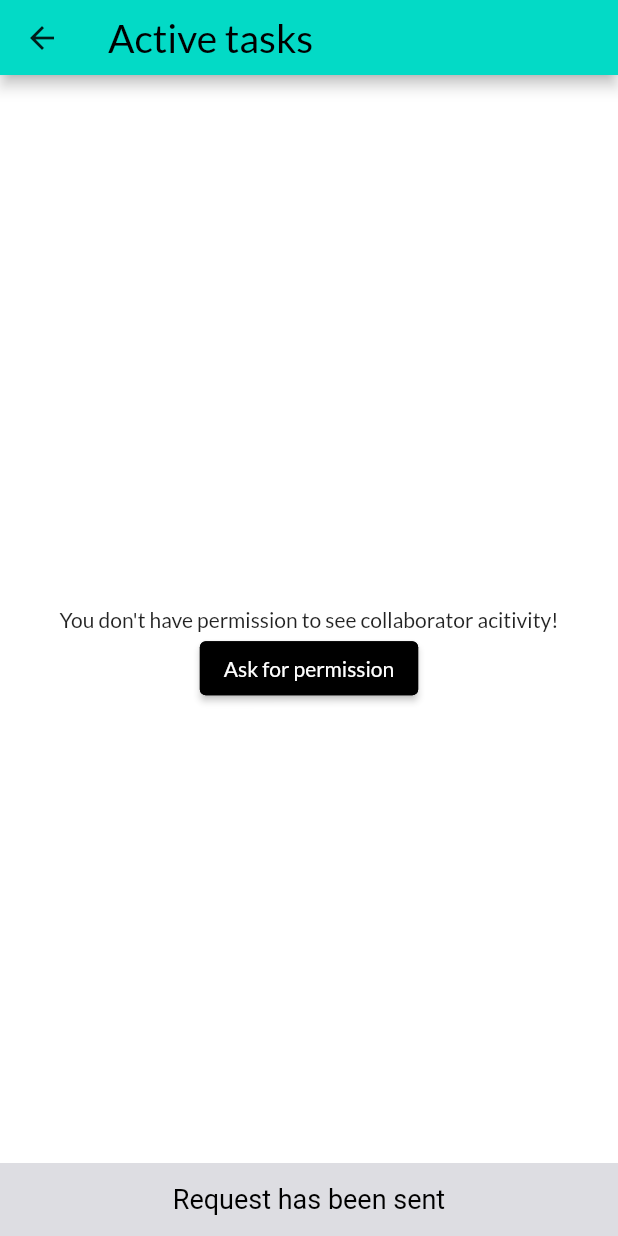
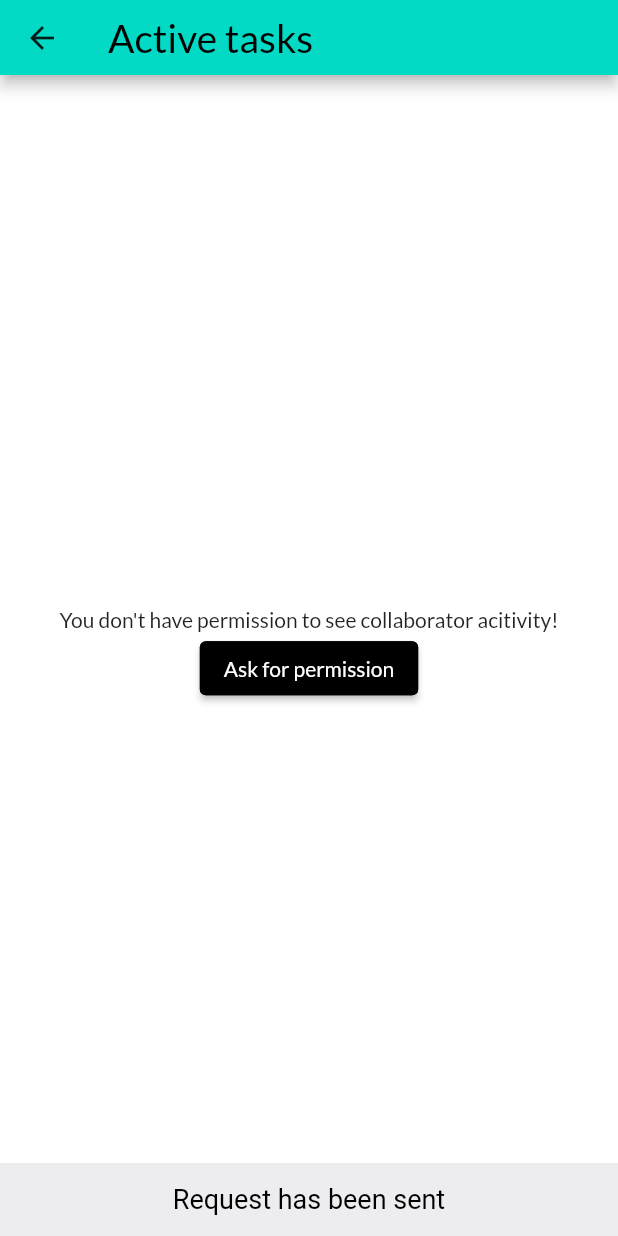
Before and after one commit to BartoszRudnik/ProductiveAppFrontend, a Flutter app: the ActiveTasks screen opened directly with empty values, after a tap on "Ask for permission", on a phone screen of 412 x 824 dp. Run offline on Flutter 3.47's test engine with Material 2 defaults, Android fonts, the phone set to English and light mode, and no system bars; our stand-ins replace badges, file_picker, flutter_local_notifications, font_awesome_flutter, geocoding, google_maps_flutter and 8 more; missing offline and left inert: flutter_background_geolocation, flutter_pdfview, global_configuration; accounts and stored records are empty.

Commit message:
fixes #23

```diff
--- a/lib/config/color_themes.dart
+++ b/lib/config/color_themes.dart
@@ -24,6 +24,13 @@ class ColorThemes {
     ),
     buttonBarTheme: ButtonBarThemeData(
       alignment: MainAxisAlignment.spaceEvenly,
+    ),
+    snackBarTheme: SnackBarThemeData(
+      backgroundColor: Color.fromRGBO(237, 237, 240, 1),
+      contentTextStyle: TextStyle(
+        color: Colors.black,
+        fontSize: 18,
+      ),
     ),
     colorScheme: ColorScheme.light(),
     fontFamily: 'Lato',
@@ -52,6 +59,13 @@ class ColorThemes {
     ),
     buttonBarTheme: ButtonBarThemeData(
       alignment: MainAxisAlignment.spaceEvenly,
+    ),
+    snackBarTheme: SnackBarThemeData(
+      backgroundColor: Colors.grey[900],
+      contentTextStyle: TextStyle(
+        color: Colors.white,
+        fontSize: 18,
+      ),
     ),
     colorScheme: ColorScheme.dark(),
     fontFamily: 'Lato',
--- a/lib/widget/button/ask_for_activity_permission.dart
+++ b/lib/widget/button/ask_for_activity_permission.dart
@@ -31,12 +31,7 @@ class AskForActivityPermission extends StatelessWidget {
                     content: Text(
                       'Request has been sent',
                       textAlign: TextAlign.center,
-                      style: TextStyle(
-                        fontSize: 18,
-                        color: Theme.of(context).primaryColor,
-                      ),
                     ),
-                    backgroundColor: Theme.of(context).primaryColorDark,
                     duration: Duration(seconds: 2),
                   ),
                 );
--- a/lib/widget/new_task.dart
+++ b/lib/widget/new_task.dart
@@ -1,19 +1,17 @@
 import 'dart:io';
-
-import 'package:file_picker/file_picker.dart';
 import 'package:flutter/material.dart';
-import 'package:productive_app/provider/attachment_provider.dart';
-import 'package:productive_app/widget/new_task_attachment.dart';
 import 'package:provider/provider.dart';
 import '../model/tag.dart';
 import '../model/task.dart';
 import '../model/taskLocation.dart';
+import '../provider/attachment_provider.dart';
 import '../provider/location_provider.dart';
 import '../provider/task_provider.dart';
 import '../utils/dialogs.dart';
 import 'button/add_task_button.dart';
 import 'button/full_screen_button.dart';
 import 'button/is_done_button.dart';
+import 'new_task_attachment.dart';
 import 'new_task_notification_localization.dart';
 import 'new_task_tags.dart';
 import 'task_date.dart';
```
Also changed, not shown: lib/screen/settings_screen.dart (+8 -1 lines).
